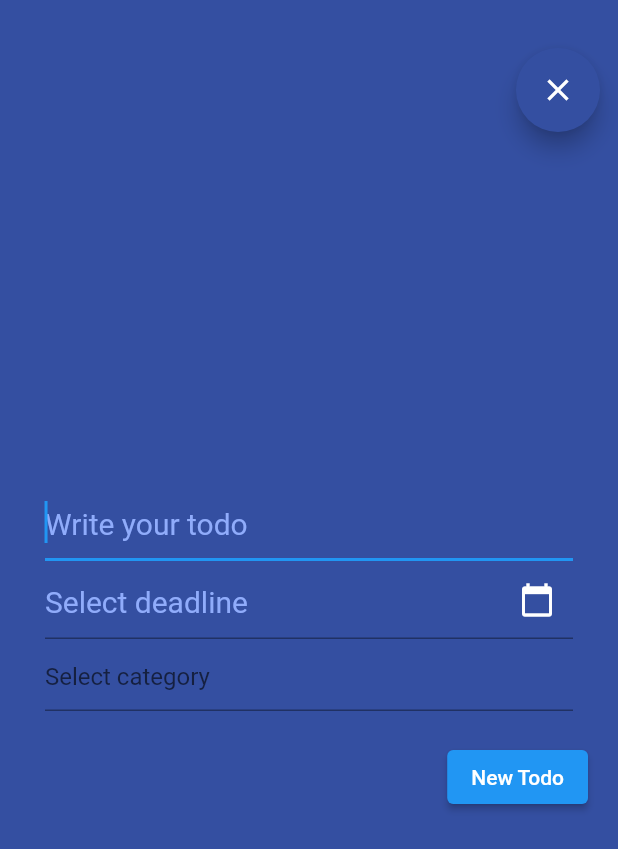
After one commit to keepcodinghard/kimera_todo, a Flutter app: the CreateTodo screen opened directly, on a phone screen of 412 x 824 dp. The commit adds this screen. Shown: the top 849 px of the screen. Run offline on Flutter 3.47's test engine with Material 2 defaults, Android fonts, the phone set to English and light mode, and no system bars; our stand-ins replace google_fonts.

Commit message:
Create New Todo Screen
add new screen for create new Task/Todos. Additional  i create and modified Todo class and home screen.

```diff
--- /dev/null
+++ b/lib/models/category.dart
@@ -0,0 +1,9 @@
+class Category {
+  String name;
+  int color;
+
+  Category({
+    required this.name,
+    this.color: 0xFF031956,
+  });
+}
--- a/lib/models/todo.dart
+++ b/lib/models/todo.dart
@@ -1,5 +1,9 @@
+import 'category.dart';
+
 class Todo {
+  Todo({this.title, this.description, this.isDone: false, this.category});
   String? title;
   String? description;
   bool isDone = false;
+  Category? category;
 }
--- /dev/null
+++ b/lib/screens/create_todo.dart
@@ -0,0 +1,162 @@
+import 'package:flutter/material.dart';
+import 'package:kimera_todo/models/category.dart';
+import 'package:kimera_todo/services/todo_service.dart';
+import 'package:kimera_todo/theme/custom_colors.dart';
+import 'package:kimera_todo/widgets/custom_appbar.dart';
+
+import 'home.dart';
+
+class CreateTodo extends StatelessWidget {
+  const CreateTodo({Key? key}) : super(key: key);
+
+  @override
+  Widget build(BuildContext context) {
+    return Scaffold(
+      floatingActionButton: FloatingActionButton(
+        onPressed: () {
+          Navigator.pop(context);
+        },
+        child: Icon(
+          Icons.close,
+          color: CustomColors.primary_text,
+        ),
+        backgroundColor: CustomColors.background,
+      ),
+      floatingActionButtonLocation: FloatingActionButtonLocation.miniEndTop,
+      backgroundColor: Theme.of(context).backgroundColor,
+      appBar: CustomAppBar(drawEmpty: true),
+      body: CustomForm(),
+    );
+  }
+}
+
+class CustomForm extends StatefulWidget {
+  const CustomForm({Key? key}) : super(key: key);
+
+  @override
+  _CustomFormState createState() => _CustomFormState();
+}
+
+class _CustomFormState extends State<CustomForm> {
+  final _formKey = GlobalKey<FormState>();
+  TextEditingController _dateController = TextEditingController();
+  TextEditingController _titleControler = TextEditingController();
+  String? categoryValue = "Business";
+
+  @override
+  Widget build(BuildContext context) {
+    TextStyle inputTextSyle = TextStyle(
+        color: CustomColors.primary_text,
+        fontSize: 24.0,
+        decoration: TextDecoration.none);
+
+    TextStyle hintText = TextStyle(
+      color: CustomColors.category_section_header,
+      fontSize: 20.0,
+    );
+
+    List<String> categories = <String>['Business', 'Personal', 'Shares'];
+
+    List<DropdownMenuItem> dropDownCategories =
+        categories.map<DropdownMenuItem>((e) {
+      return DropdownMenuItem<String>(
+          value: e,
+          child: Text(
+            e,
+            style: inputTextSyle,
+          ));
+    }).toList();
+
+    DropdownButtonFormField dropdownButtonFormField = DropdownButtonFormField(
+        iconSize: 0.0,
+        decoration: InputDecoration(
+            suffixIcon: Icon(Icons.category, color: CustomColors.primary_text),
+            hintText: 'Select category',
+            hintStyle: hintText),
+        dropdownColor: CustomColors.background,
+        onChanged: (value) {
+          setState(() {
+            categoryValue = value;
+          });
+        },
+        items: dropDownCategories);
+
+    return Form(
+        key: _formKey,
+        child: Column(
+            crossAxisAlignment: CrossAxisAlignment.end,
+            mainAxisAlignment: MainAxisAlignment.center,
+            children: [
+              Padding(
+                  padding: EdgeInsets.only(left: 30, right: 30),
+                  child: TextFormField(
+                    autofocus: true,
+                    autocorrect: false,
+                    controller: _titleControler,
+                    style: inputTextSyle,
+                    validator: _emptyValidator,
+                    decoration: InputDecoration(
+                        hintText: "Write your todo", hintStyle: hintText),
+                  )),
+              Padding(
+                  padding: EdgeInsets.only(left: 30, right: 30),
+                  child: TextFormField(
+                    controller: _dateController,
+                    readOnly: true,
+                    style: inputTextSyle,
+                    decoration: InputDecoration(
+                        suffixIcon: Icon(Icons.calendar_today,
+                            color: CustomColors.primary_text),
+                        hintText: "Select deadline",
+                        hintStyle: hintText),
+                    onTap: () {
+                      _selectDate(context);
+                    },
+                  )),
+              Padding(
+                  padding: EdgeInsets.only(left: 30, right: 30),
+                  child: dropdownButtonFormField),
+              Padding(
+                padding: EdgeInsets.all(20),
+                child: ElevatedButton(
+                  onPressed: () {
+                    _saveNewTodo();
+                    Navigator.pushAndRemoveUntil(
+                        context,
+                        MaterialPageRoute(builder: (context) => Home()),
+                        (route) => false);
+                  },
+                  child: Text('New Todo'),
+                ),
+              )
+            ]));
+  }
+
+  String? _emptyValidator(value) {
+    if (value == null || value.isEmpty) {
+      return 'Please enter todo title';
+    }
+    return null;
+  }
+
+  void _saveNewTodo() {
+    String title = _titleControler.value.text;
+    TodoService.createTodo(
+        title, "default", Category(name: categoryValue!, color: 0xFFFFFFFF));
+  }
+
+  void _selectDate(BuildContext context) async {
+    final DateTime? selected = await showDatePicker(
+        context: context,
+        initialDate: DateTime.now(),
+        firstDate: DateTime(2010),
+        lastDate: DateTime(2025));
+
+    if (selected != null) {
+      setState(() {
+        _dateController.value = TextEditingValue(
+            text: "${selected.year}/${selected.month}/${selected.day}");
+      });
+    }
+  }
+}
--- a/lib/screens/home.dart
+++ b/lib/screens/home.dart
@@ -3,7 +3,7 @@ import 'package:flutter/rendering.dart';
 import 'package:kimera_todo/components/category_box.dart';
 import 'package:kimera_todo/components/category_item.dart';
 import 'package:kimera_todo/components/task_item.dart';
-
+import 'package:kimera_todo/screens/create_todo.dart';
 import 'package:kimera_todo/theme/custom_colors.dart';
 import 'package:kimera_todo/widgets/custom_appbar.dart';
 import 'package:kimera_todo/widgets/custom_drawer.dart';
@@ -19,7 +19,9 @@ class Home extends StatelessWidget {
       backgroundColor: Theme.of(context).backgroundColor,
       body: _mainBody(context),
       floatingActionButton: FloatingActionButton(
-        onPressed: () {},
+        onPressed: () {
+          _launchNewTodoScreen(context);
+        },
         child: const Icon(Icons.add),
         backgroundColor: CustomColors.button,
       ),
@@ -146,4 +148,11 @@ class Home extends StatelessWidget {
       {Color categoryColor: Colors.red}) {
     return TaskItem(title: title, isDone: isDone, categoryColor: categoryColor);
   }
+
+  void _launchNewTodoScreen(BuildContext context) {
+    Navigator.pushAndRemoveUntil(
+        context,
+        MaterialPageRoute(builder: (context) => CreateTodo()),
+        (route) => false);
+  }
 }
```
